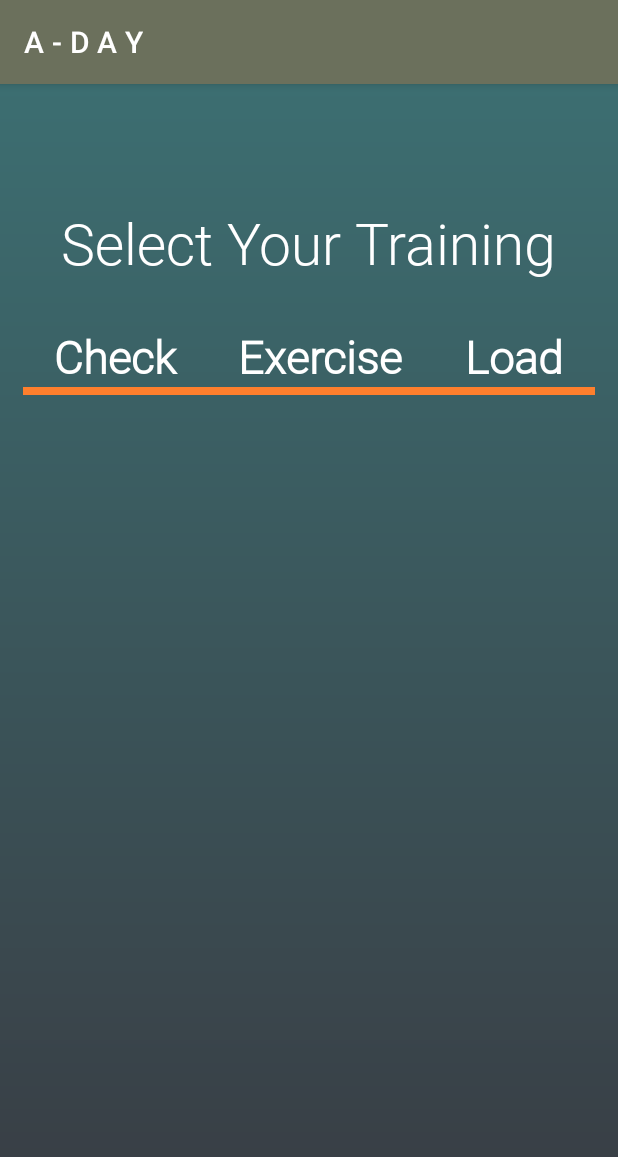
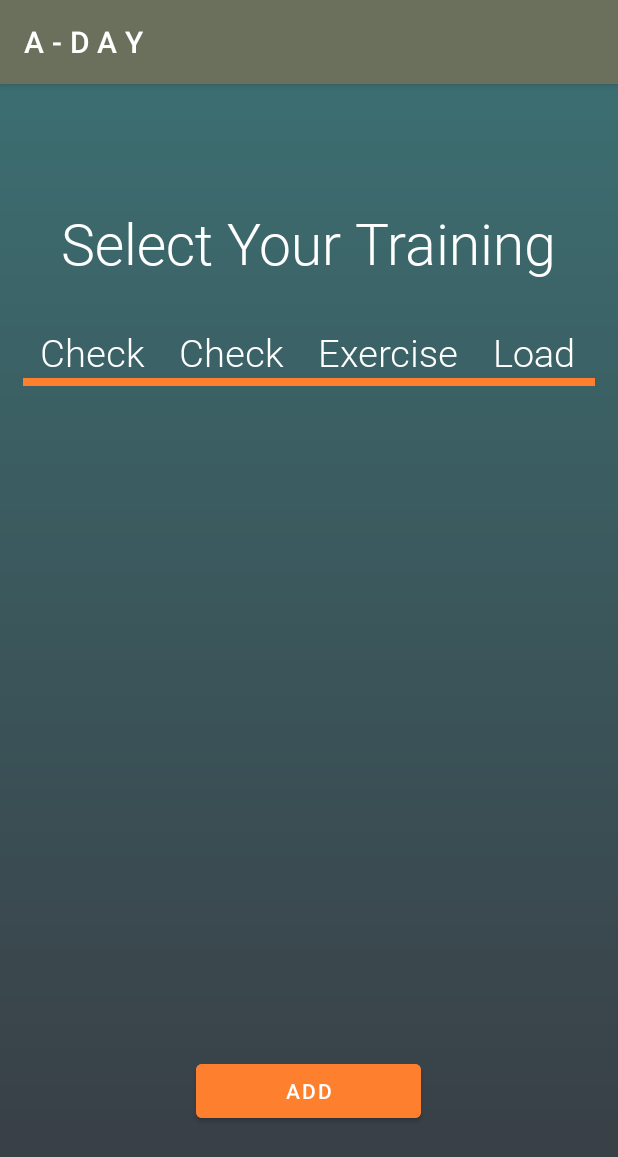
Before and after one commit to matsouto/workoutplanner, an Android app: the Lats screen opened directly, with no data from a screen before it, on a phone screen of 412 x 824 dp. Shown: the top 1157 px of the screen. Run offline under Robolectric (Android 15) with nearby library versions, the phone set to English and light mode, and no system bars.

Commit message:
list adjustment

```diff
--- a/app/src/main/res/layout/activity_lats.xml
+++ b/app/src/main/res/layout/activity_lats.xml
@@ -21,13 +21,13 @@
     <TableLayout
         android:id="@+id/training_table"
         android:layout_width="match_parent"
-        android:layout_height="match_parent"
+        android:layout_height="wrap_content"
         android:layout_below="@+id/select_training"
         android:layout_marginStart="15dp"
         android:layout_marginTop="30dp"
         android:layout_marginEnd="15dp"
         android:layout_marginBottom="15dp"
-        android:stretchColumns="1,2,3">
+        android:stretchColumns="1,2,3,4">
 
         <TableRow>
 
@@ -38,28 +38,34 @@
                 android:text="@string/check"
                 android:textAlignment="center"
                 android:textColor="@color/white"
-                android:textSize="30sp"
-                android:textStyle="bold" />
+                android:textSize="25sp" />
 
             <TextView
                 android:layout_column="2"
                 android:fontFamily="@font/roboto_light"
                 android:gravity="center"
-                android:text="@string/exercise"
+                android:text="@string/check"
                 android:textAlignment="center"
                 android:textColor="@color/white"
-                android:textSize="30sp"
-                android:textStyle="bold" />
+                android:textSize="25sp" />
 
             <TextView
                 android:layout_column="3"
                 android:fontFamily="@font/roboto_light"
                 android:gravity="center"
+                android:text="@string/exercise"
+                android:textAlignment="center"
+                android:textColor="@color/white"
+                android:textSize="25sp" />
+
+            <TextView
+                android:layout_column="4"
+                android:fontFamily="@font/roboto_light"
+                android:gravity="center"
                 android:text="@string/load"
                 android:textAlignment="center"
                 android:textColor="@color/white"
-                android:textSize="30sp"
-                android:textStyle="bold" />
+                android:textSize="25sp" />
         </TableRow>
 
         <View
@@ -67,11 +73,20 @@
             android:layout_height="5dp"
             android:background="@color/app_orange" />
 
-        <androidx.recyclerview.widget.RecyclerView
-            android:id="@+id/recycler_view"
+        <ListView
+            android:id="@+id/lats_exercise_list"
             android:layout_width="match_parent"
-            android:layout_height="wrap_content"
+            android:layout_height="400dp"
             android:layout_marginTop="15dp" />
+    </TableLayout>
 
-    </TableLayout>
+    <Button
+        android:layout_width="150dp"
+        android:layout_height="wrap_content"
+        android:layout_below="@+id/training_table"
+        android:layout_centerHorizontal="true"
+        android:backgroundTint="@color/app_orange"
+        android:text="@string/add"
+        android:layout_marginTop="15dp"
+        />
 </RelativeLayout>
--- a/app/src/main/res/values/strings.xml
+++ b/app/src/main/res/values/strings.xml
@@ -18,4 +18,5 @@
     <string name="planner">Workout Planner</string>
     <string name="timer">Timer</string>
     <string name="log_out">Log out</string>
+    <string name="add">Add</string>
 </resources>
```
